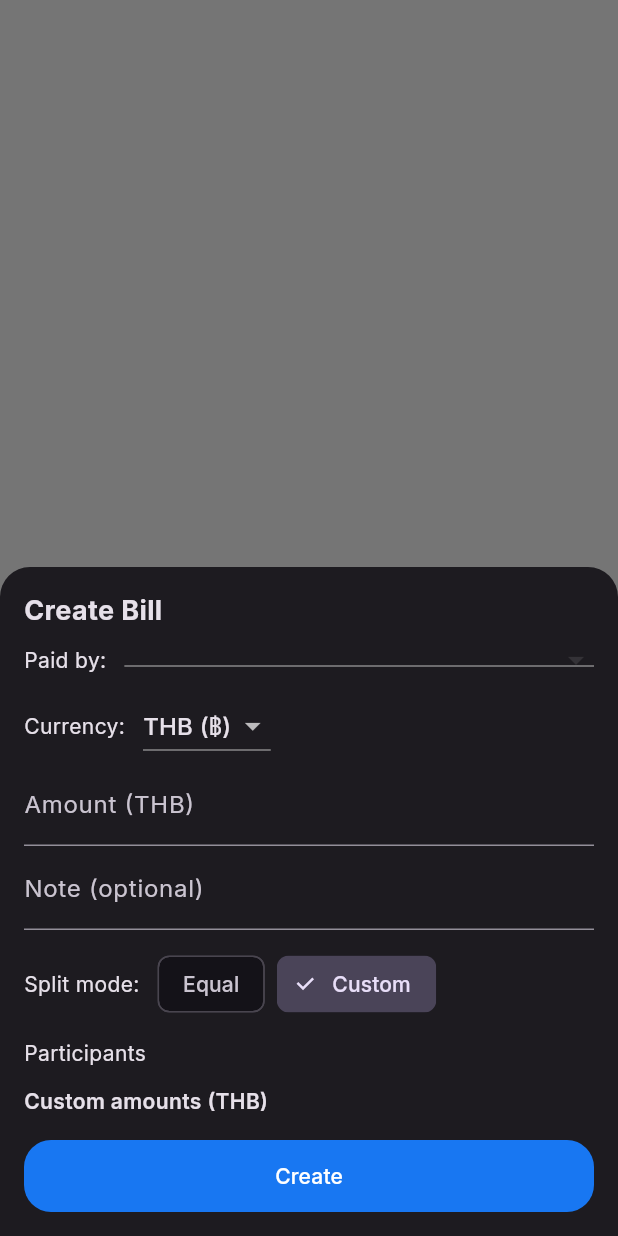
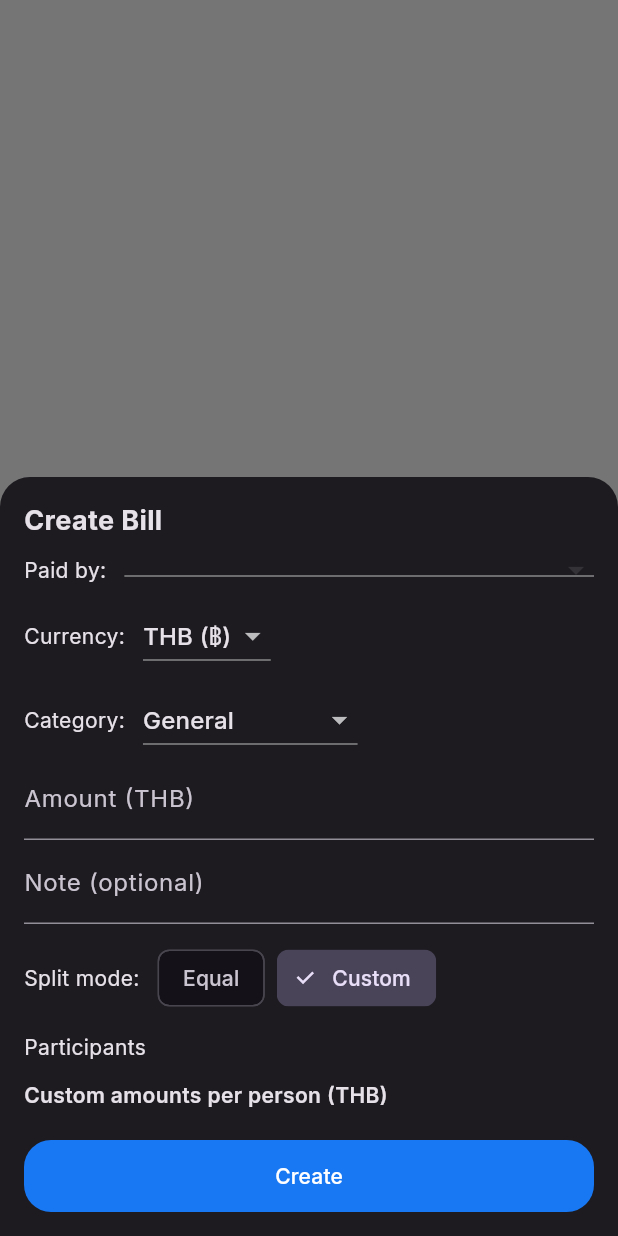
Before and after one commit to B-snowbear/Tid_Tung_Soften_Proj, a Flutter app: what showCreateBillSheet() shows on an empty page, opened directly with empty values, after a tap on "Custom", after a tap on "Create", on a phone screen of 412 x 824 dp. Run offline on Flutter 3.47's test engine with Material 3 defaults, Android fonts, the phone set to English and light mode, and no system bars; our stand-ins replace fl_chart, flutter_dotenv, go_router, google_fonts, image_picker, supabase_flutter; accounts and stored records are empty; network calls fail.

```diff
--- a/lib/ui/billing/create_bill_sheet.dart
+++ b/lib/ui/billing/create_bill_sheet.dart
@@ -10,20 +10,28 @@ class MemberOption {
 Future<void> showCreateBillSheet(
   BuildContext context, {
   required String tripId,
-  required String payerProfileId,
+  required String payerProfileId, // default payer (เช่น user ปัจจุบัน)
   required List<MemberOption> members,
 }) async {
   final amountCtl = TextEditingController();
   final noteCtl = TextEditingController();
 
+  // คนที่ร่วมบิล (default = ทุกคนในทริป)
   final selected = <String>{for (final m in members) m.id};
 
+  // dropdown “Paid by”
   String payerId = payerProfileId;
 
+  // 💰 สกุลเงินที่เลือก (default = THB)
   String selectedCurrency = 'THB';
 
+  // 🏷 ประเภทค่าใช้จ่าย (ใช้ไปทำกราฟ)
+  String selectedCategory = 'general'; // default
+
+  // โหมด split
   bool useCustomSplit = false;
 
+  // controller สำหรับ custom amount ของแต่ละคน (หน่วย = selectedCurrency)
   final Map<String, TextEditingController> shareCtrls = {
     for (final m in members) m.id: TextEditingController(),
   };
@@ -43,8 +51,8 @@ Future<void> showCreateBillSheet(
           builder: (ctx, setState) {
             return SingleChildScrollView(
               child: Column(
+                mainAxisSize: MainAxisSize.min,
                 crossAxisAlignment: CrossAxisAlignment.stretch,
-                mainAxisSize: MainAxisSize.min,
                 children: [
                   const Text(
                     'Create Bill',
@@ -52,7 +60,7 @@ Future<void> showCreateBillSheet(
                   ),
                   const SizedBox(height: 8),
 
-                  // ---- Paid by ----
+                  /// --------- Paid by ---------- ///
                   Row(
                     children: [
                       const Text('Paid by:'),
@@ -81,7 +89,7 @@ Future<void> showCreateBillSheet(
                   ),
                   const SizedBox(height: 8),
 
-                  // ---- Currency ----
+                  /// --------- Currency selector ---------- ///
                   Row(
                     children: [
                       const Text('Currency:'),
@@ -100,13 +108,64 @@ Future<void> showCreateBillSheet(
                         ],
                         onChanged: (value) {
                           if (value == null) return;
-                          setState(() => selectedCurrency = value);
+                          setState(() {
+                            selectedCurrency = value;
+                          });
                         },
                       ),
                     ],
                   ),
 
-                  // ---- Amount & Note ----
+                  const SizedBox(height: 8),
+
+                  /// --------- Category selector ---------- ///
+                  Row(
+                    children: [
+                      const Text('Category:'),
+                      const SizedBox(width: 12),
+                      DropdownButton<String>(
+                        value: selectedCategory,
+                        items: const [
+                          DropdownMenuItem(
+                            value: 'general',
+                            child: Text('General'),
+                          ),
+                          DropdownMenuItem(
+                            value: 'food',
+                            child: Text('Food & Drink'),
+                          ),
+                          DropdownMenuItem(
+                            value: 'lodging',
+                            child: Text('Lodging / Hotel'),
+                          ),
+                          DropdownMenuItem(
+                            value: 'transport',
+                            child: Text('Transport'),
+                          ),
+                          DropdownMenuItem(
+                            value: 'activity',
+                            child: Text('Activities'),
+                          ),
+                          DropdownMenuItem(
+                            value: 'shopping',
+                            child: Text('Shopping'),
+                          ),
+                          DropdownMenuItem(
+                            value: 'other',
+                            child: Text('Other'),
+                          ),
+                        ],
+                        onChanged: (value) {
+                          if (value == null) return;
+                          setState(() {
+                            selectedCategory = value;
+                          });
+                        },
+                      ),
+                    ],
+                  ),
+
+                  /// --------- Amount + Note ---------- ///
                   TextField(
                     controller: amountCtl,
                     decoration: InputDecoration(
@@ -124,7 +183,7 @@ Future<void> showCreateBillSheet(
 
                   const SizedBox(height: 12),
 
-                  // ---- Split mode ----
+                  /// --------- Split mode ---------- ///
                   Row(
                     children: [
                       const Text('Split mode:'),
@@ -133,7 +192,8 @@ Future<void> showCreateBillSheet(
                         label: const Text('Equal'),
                         selected: !useCustomSplit,
                         onSelected: (s) {
-                          if (s) setState(() => useCustomSplit = false);
+                          if (!s) return;
+                          setState(() => useCustomSplit = false);
                         },
                       ),
                       const SizedBox(width: 8),
@@ -141,7 +201,8 @@ Future<void> showCreateBillSheet(
                         label: const Text('Custom'),
                         selected: useCustomSplit,
                         onSelected: (s) {
-                          if (s) setState(() => useCustomSplit = true);
+                          if (!s) return;
+                          setState(() => useCustomSplit = true);
                         },
                       ),
                     ],
@@ -149,7 +210,7 @@ Future<void> showCreateBillSheet(
 
                   const SizedBox(height: 12),
 
-                  // ---- Participants ----
+                  /// --------- Participants ---------- ///
                   const Text('Participants'),
                   Wrap(
                     spacing: 8,
@@ -158,26 +219,21 @@ Future<void> showCreateBillSheet(
                       return FilterChip(
                         label: Text(m.name),
                         selected: on,
-                        onSelected: (s) {
-                          setState(() {
-                            if (s) {
-                              selected.add(m.id);
-                            } else {
-                              selected.remove(m.id);
-                            }
-                          });
-                        },
+                        onSelected: (s) => setState(
+                          () => s ? selected.add(m.id) : selected.remove(m.id),
+                        ),
                       );
                     }).toList(),
                   ),
 
-                  // ---- Custom split ----
+                  /// --------- Custom split fields ---------- ///
                   if (useCustomSplit) ...[
                     const SizedBox(height: 12),
                     Text(
-                      'Custom amounts ($selectedCurrency)',
+                      'Custom amounts per person ($selectedCurrency)',
                       style: const TextStyle(fontWeight: FontWeight.w600),
                     ),
+                    const SizedBox(height: 4),
                     Column(
                       children: members
                           .where((m) => selected.contains(m.id))
@@ -188,6 +244,7 @@ Future<void> showCreateBillSheet(
                           child: Row(
                             children: [
                               Expanded(child: Text(m.name)),
+                              const SizedBox(width: 8),
                               SizedBox(
                                 width: 120,
                                 child: TextField(
@@ -195,20 +252,20 @@ Future<void> showCreateBillSheet(
                                   keyboardType:
                                       const TextInputType.numberWithOptions(
                                           decimal: true),
-                                  decoration:
-                                      InputDecoration(labelText: selectedCurrency),
+                                  decoration: InputDecoration(
+                                    labelText: selectedCurrency,
+                                  ),
                                 ),
                               ),
                             ],
                           ),
                         );
                       }).toList(),
-                    )
+                    ),
                   ],
 
                   const SizedBox(height: 16),
 
-                  // ---- Create button ----
                   FilledButton(
                     onPressed: () async {
                       final amount =
@@ -216,8 +273,9 @@ Future<void> showCreateBillSheet(
                       if (amount <= 0 || selected.isEmpty) {
                         ScaffoldMessenger.of(ctx).showSnackBar(
                           const SnackBar(
-                            content:
-                                Text('กรอกจำนวนเงินให้ถูกต้องและเลือกผู้ร่วมบิล'),
+                            content: Text(
+                              'กรอกจำนวนเงินให้ถูกต้องและเลือกผู้ร่วมบิลอย่างน้อย 1 คน',
+                            ),
                           ),
                         );
                         return;
@@ -229,22 +287,22 @@ Future<void> showCreateBillSheet(
                         customShares = {};
                         double sum = 0.0;
 
-                        for (final id in selected) {
-                          final value =
-                              double.tryParse(shareCtrls[id]!.text.trim()) ?? 0;
+                        for (final memberId in selected) {
+                          final text = shareCtrls[memberId]!.text.trim();
+                          final value = double.tryParse(text) ?? 0;
 
                           if (value <= 0) {
                             ScaffoldMessenger.of(ctx).showSnackBar(
                               SnackBar(
                                 content: Text(
-                                  'จำนวนเงินของ ${members.firstWhere((m) => m.id == id).name} ไม่ถูกต้อง (> 0)',
+                                  'ใส่จำนวนเงินของ ${members.firstWhere((m) => m.id == memberId).name} ให้ถูกต้อง (> 0)',
                                 ),
                               ),
                             );
                             return;
                           }
 
-                          customShares[id] = value;
+                          customShares[memberId] = value;
                           sum += value;
                         }
 
@@ -252,7 +310,7 @@ Future<void> showCreateBillSheet(
                           ScaffoldMessenger.of(ctx).showSnackBar(
                             SnackBar(
                               content: Text(
-                                'ยอดรวม ${sum.toStringAsFixed(2)} ต้องเท่ากับ Amount ${amount.toStringAsFixed(2)}',
+                                'ยอด custom รวม ${sum.toStringAsFixed(2)} ต้องเท่ากับ Amount ${amount.toStringAsFixed(2)}',
                               ),
                             ),
                           );
@@ -265,6 +323,7 @@ Future<void> showCreateBillSheet(
                         payerProfileId: payerId,
                         amount: amount,
                         currency: selectedCurrency,
+                        category: selectedCategory, // 👈 ส่งเข้า service
                         note: noteCtl.text.trim().isEmpty
                             ? null
                             : noteCtl.text.trim(),
@@ -285,6 +344,7 @@ Future<void> showCreateBillSheet(
     },
   );
 
+  // cleanup controller ของ custom shares
   for (final c in shareCtrls.values) {
     c.dispose();
   }
```
